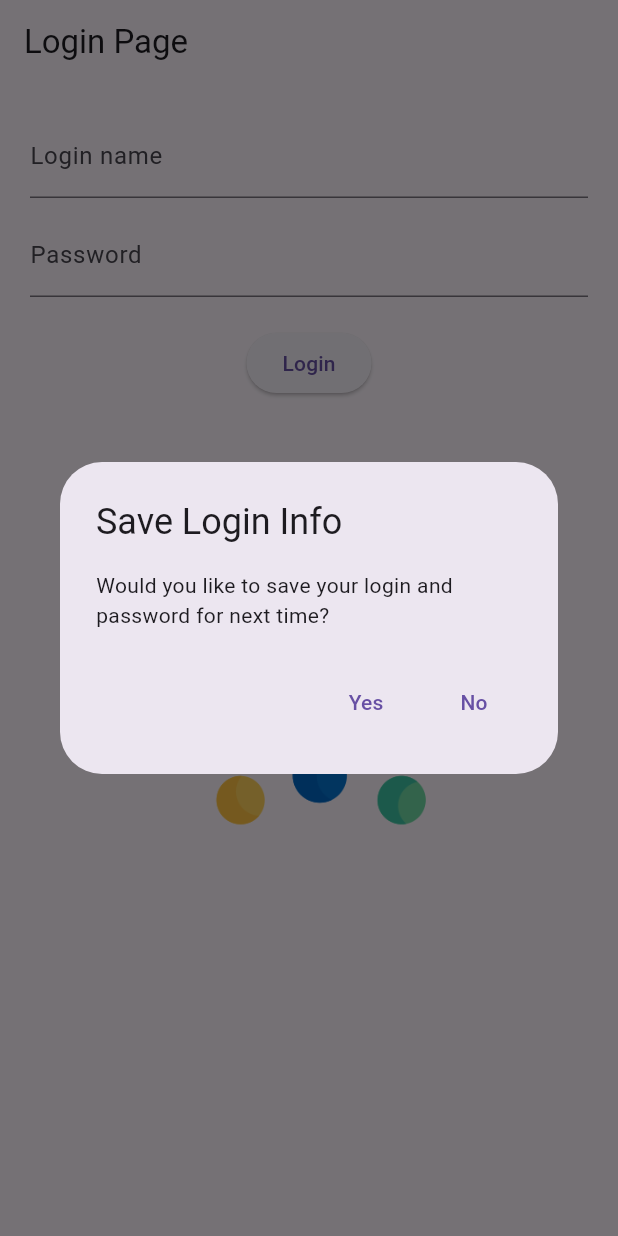
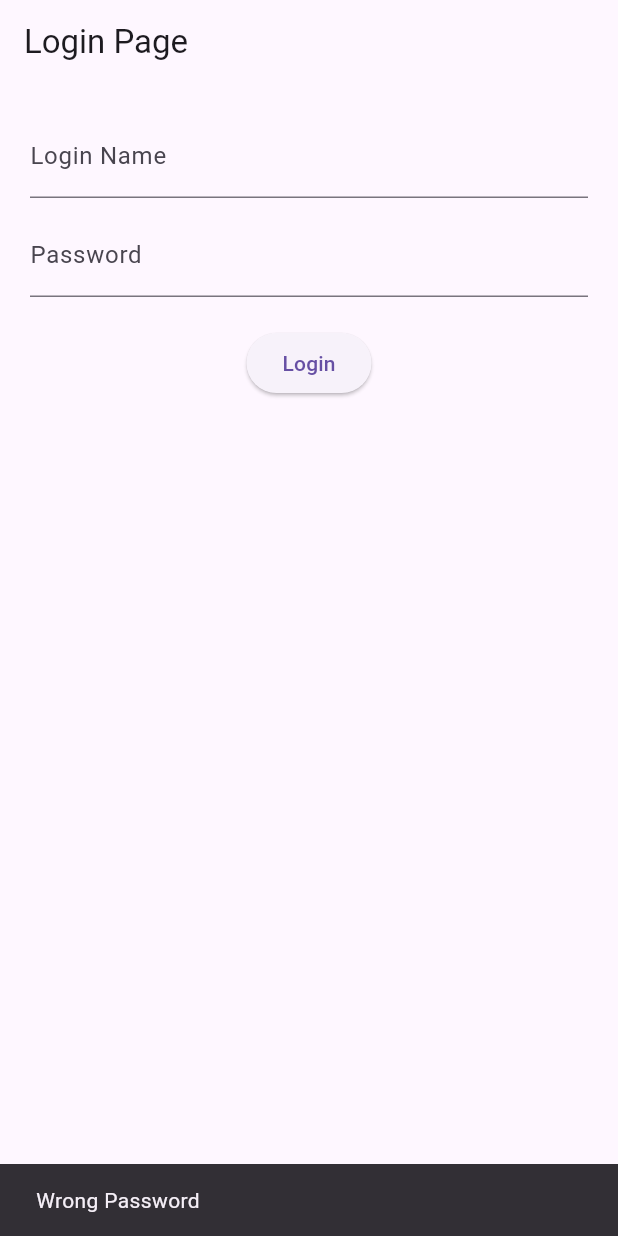
Before and after one commit to Keon-Moh/my_flutter_labs, a Flutter app: the screen it shows after launch, after a tap on "Login", on a phone screen of 412 x 824 dp. Run offline on Flutter 3.47's test engine with Material 3 defaults, Android fonts, the phone set to English and light mode, and no system bars.

Commit message:
Completed Lab 5

```diff
--- a/lib/main.dart
+++ b/lib/main.dart
@@ -1,5 +1,6 @@
 import 'package:flutter/material.dart';
-import 'package:encrypted_shared_preferences/encrypted_shared_preferences.dart';
+import 'data_repository.dart';
+import 'profilepage.dart';
 
 void main() {
   runApp(const MyApp());
@@ -11,7 +12,7 @@ class MyApp extends StatelessWidget {
   @override
   Widget build(BuildContext context) {
     return MaterialApp(
-      title: 'Lab 4 Login Page',
+      title: 'Lab 5 Login Page',
       debugShowCheckedModeBanner: false,
       home: const LoginPage(),
     );
@@ -26,88 +27,47 @@ class LoginPage extends StatefulWidget {
 }
 
 class _LoginPageState extends State<LoginPage> {
-  late TextEditingController _loginController;
-  late TextEditingController _passwordController;
-
-  String imageSource = 'images/question-mark.jpg';
+  final TextEditingController _loginController = TextEditingController();
+  final TextEditingController _passwordController = TextEditingController();
 
   @override
   void initState() {
     super.initState();
-    _loginController = TextEditingController();
-    _passwordController = TextEditingController();
-    _loadLoginInfo();
+    // Load saved data at startup
+    DataRepository.loadData().then((_) {
+      // Set login field from loaded data
+      _loginController.text = DataRepository.loginName;
+      // Optional: set password field if you saved it (not recommended for security)
+      setState(() {});
+    });
   }
 
-  // Load saved login and password if available
-  void _loadLoginInfo() async {
-    EncryptedSharedPreferences prefs = EncryptedSharedPreferences();
-    String? savedLogin = await prefs.getString("LoginName");
-    String? savedPassword = await prefs.getString("Password");
+  void _handleLogin() {
+    final loginName = _loginController.text.trim();
+    final password = _passwordController.text;
 
-    if (savedLogin.isNotEmpty && savedPassword.isNotEmpty) {
-      setState(() {
-        _loginController.text = savedLogin;
-        _passwordController.text = savedPassword;
+    if (password == 'QWERTY123') {
+      // Save loginName in repo and prefs
+      DataRepository.loginName = loginName;
+      DataRepository.saveData();
+
+      // Navigate to profile page and show snackbar
+      Navigator.push(
+        context,
+        MaterialPageRoute(builder: (context) => const ProfilePage()),
+      ).then((_) {
+        // Optional: do something on return
       });
 
-      // Show snackbar after build
-      WidgetsBinding.instance.addPostFrameCallback((_) {
-        ScaffoldMessenger.of(context).showSnackBar(
-          const SnackBar(content: Text("Previous login loaded.")),
-        );
-      });
+      ScaffoldMessenger.of(context).showSnackBar(
+        SnackBar(content: Text('Welcome Back $loginName')),
+      );
+    } else {
+      // Wrong password
+      ScaffoldMessenger.of(context).showSnackBar(
+        const SnackBar(content: Text('Wrong Password')),
+      );
     }
-  }
-
-  // Show dialog to save or discard login info
-  void _handleLogin() async {
-    String password = _passwordController.text;
-    String loginName = _loginController.text;
-
-    showDialog(
-      context: context,
-      builder: (BuildContext context) {
-        return AlertDialog(
-          title: const Text("Save Login Info"),
-          content: const Text("Would you like to save your login and password for next time?"),
-          actions: [
-            TextButton(
-              onPressed: () async {
-                EncryptedSharedPreferences prefs = EncryptedSharedPreferences();
-                await prefs.setString("LoginName", loginName);
-                await prefs.setString("Password", password);
-
-                Navigator.of(context).pop(); // Close dialog
-                _updateImage(password);
-              },
-              child: const Text("Yes"),
-            ),
-            TextButton(
-              onPressed: () async {
-                EncryptedSharedPreferences prefs = EncryptedSharedPreferences();
-                await prefs.clear();
-
-                Navigator.of(context).pop(); // Close dialog
-                _updateImage(password);
-              },
-              child: const Text("No"),
-            ),
-          ],
-        );
-      },
-    );
-  }
-
-  // Determine which image to show based on password
-  void _updateImage(String password) {
-    setState(() {
-      if (password == 'QWERTY123') {
-        imageSource = 'images/light-bulb.jpg';
-      } else {
-        imageSource = 'images/stop-sign.jpg';
-      }
-    });
   }
 
   @override
@@ -127,7 +87,7 @@ class _LoginPageState extends State<LoginPage> {
           children: [
             TextField(
               controller: _loginController,
-              decoration: const InputDecoration(labelText: 'Login name'),
+              decoration: const InputDecoration(labelText: 'Login Name'),
             ),
             const SizedBox(height: 10),
             TextField(
@@ -140,13 +100,6 @@ class _LoginPageState extends State<LoginPage> {
               onPressed: _handleLogin,
               child: const Text('Login'),
             ),
-            const SizedBox(height: 20),
-            Image.asset(
-              imageSource,
-              width: 300,
-              height: 300,
-              fit: BoxFit.cover,
-            ),
           ],
         ),
       ),
```
Also changed, not shown: pubspec.yaml (+2 -70 lines), pubspec.lock, 5 other files.
